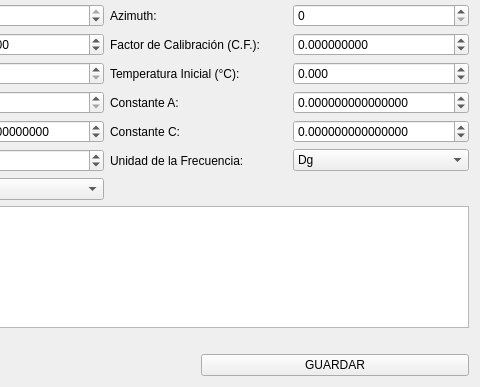
Before: the Qt Designer form ui/nuevopiezometrocuerda.ui in ivanrv23/E-Monitoring-SqlServer, drawn with Qt 5; both pictures show x 262 to 742 and y 171 to 558 of the 742 by 558 pixel window.
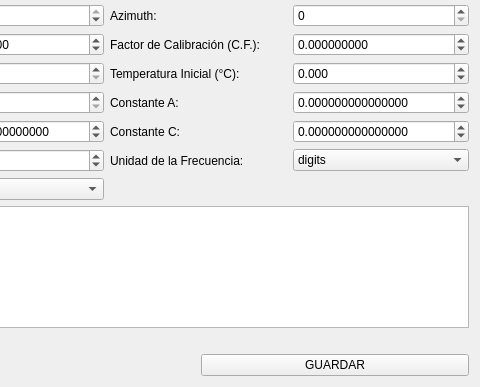
After: the same form once the commit is applied.

The edit to the form file:
```diff
--- a/ui/nuevopiezometrocuerda.ui
+++ b/ui/nuevopiezometrocuerda.ui
@@ -447,7 +447,7 @@
       <widget class="QComboBox" name="combo_unidad_frecuencia">
        <item>
         <property name="text">
-         <string>Dg</string>
+         <string>digits</string>
         </property>
        </item>
        <item>
```
